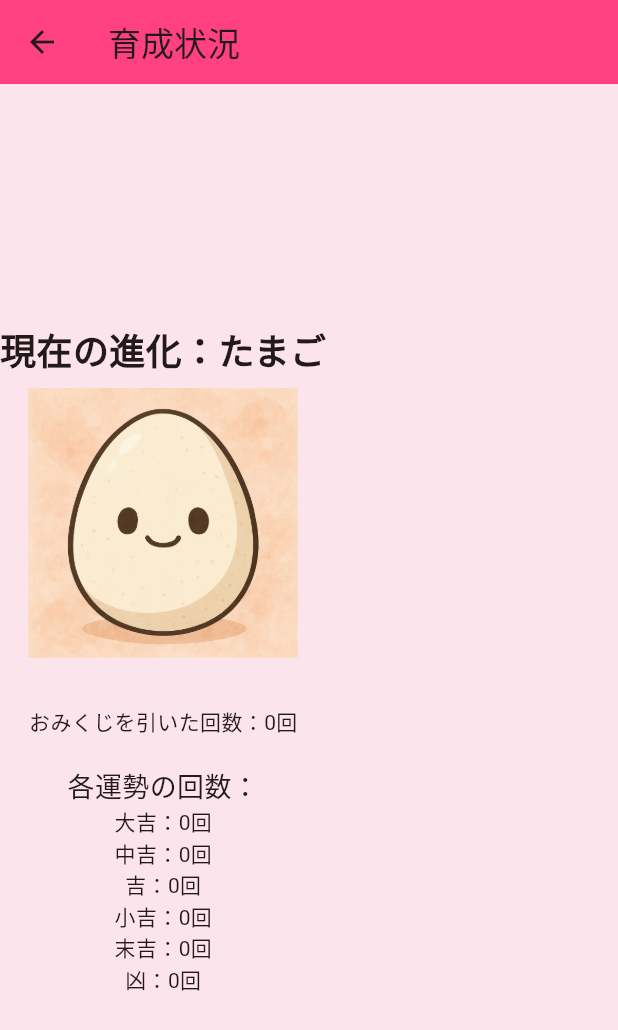
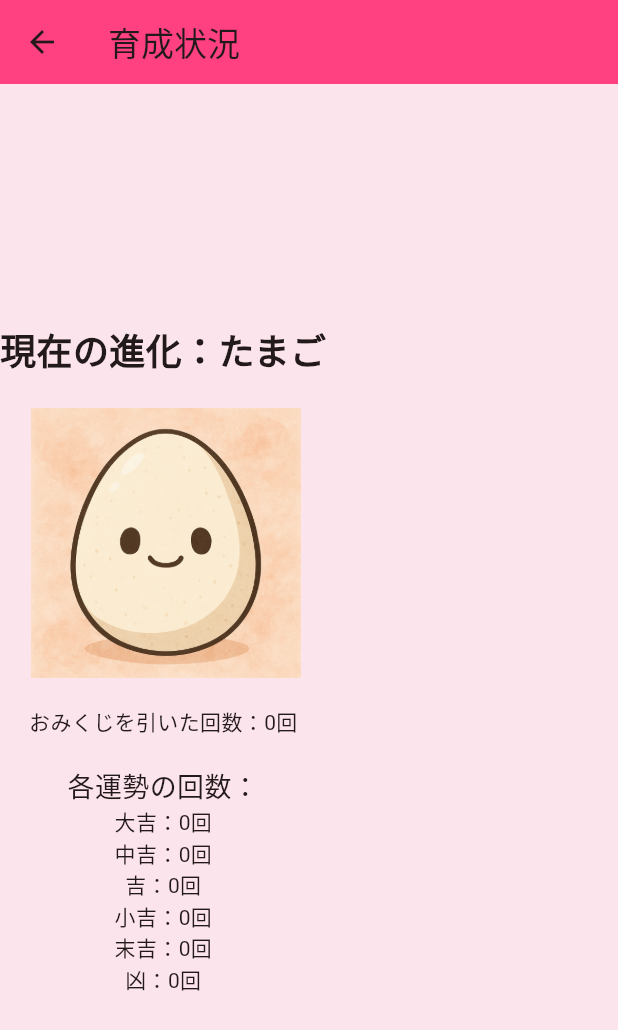
Before and after one commit to kajiyousuke/flutterMock, a Flutter app: the screen it shows after launch, after a tap on "神様を見る", on a phone screen of 412 x 824 dp. Shown: the top 1030 px of the screen. Run offline on Flutter 3.47's test engine with Material 3 defaults, Android fonts, the phone set to English and light mode, and no system bars; our stand-ins replace confetti; Roboto replaces fonts that are missing (NotoSansJP).

Commit message:
各キャラごとにアニメーションの追加

```diff
--- a/lib/screens/pet_status_screen.dart
+++ b/lib/screens/pet_status_screen.dart
@@ -14,6 +14,74 @@ class _PetStatusScreenState extends State<PetStatusScreen>
     with SingleTickerProviderStateMixin {
   late AnimationController _controller;
   late Animation<double> _animation;
+  late Animation<double> _scaleAnimation;
+
+  @override
+  void initState() {
+    super.initState();
+
+    _controller = AnimationController(
+      duration: const Duration(seconds: 2),
+      vsync: this,
+    )..repeat(reverse: true);
+
+    _setupAnimationForStage(widget.pet.stage);
+  }
+
+  void _setupAnimationForStage(GrowthStage stage) {
+    switch (stage) {
+      case GrowthStage.egg:
+        _animation = Tween<double>(begin: -10, end: 10).animate(
+          CurvedAnimation(parent: _controller, curve: Curves.easeInOut),
+        );
+        _scaleAnimation = AlwaysStoppedAnimation(1.0);
+        break;
+      case GrowthStage.baby:
+        _animation = Tween<double>(begin: 0, end: 10).animate(
+          CurvedAnimation(parent: _controller, curve: Curves.easeInOut),
+        );
+        _scaleAnimation = AlwaysStoppedAnimation(1.0);
+        break;
+      case GrowthStage.junior:
+        _animation = Tween<double>(begin: 0, end: -15).animate(
+          CurvedAnimation(parent: _controller, curve: Curves.elasticInOut),
+        );
+        _scaleAnimation = Tween<double>(begin: 1.0, end: 1.1).animate(
+          CurvedAnimation(parent: _controller, curve: Curves.easeInOut),
+        );
+        break;
+      case GrowthStage.senior:
+        _animation = Tween<double>(begin: -5, end: 5).animate(
+          CurvedAnimation(parent: _controller, curve: Curves.easeInOut),
+        );
+        _scaleAnimation = Tween<double>(begin: 1.0, end: 1.05).animate(
+          CurvedAnimation(parent: _controller, curve: Curves.easeInOut),
+        );
+        break;
+      case GrowthStage.god:
+        _animation = Tween<double>(begin: -8, end: 8).animate(
+          CurvedAnimation(parent: _controller, curve: Curves.easeInOut),
+        );
+        _scaleAnimation = Tween<double>(begin: 0.95, end: 1.1).animate(
+          CurvedAnimation(parent: _controller, curve: Curves.easeInOut),
+        );
+        break;
+    }
+  }
+
+  @override
+  void didUpdateWidget(covariant PetStatusScreen oldWidget) {
+    super.didUpdateWidget(oldWidget);
+    if (oldWidget.pet.stage != widget.pet.stage) {
+      _setupAnimationForStage(widget.pet.stage);
+    }
+  }
+
+  @override
+  void dispose() {
+    _controller.dispose();
+    super.dispose();
+  }
 
   String getStageName(GrowthStage stage) {
     switch (stage) {
@@ -46,25 +114,6 @@ class _PetStatusScreenState extends State<PetStatusScreen>
   }
 
   @override
-  void initState() {
-    super.initState();
-    _controller = AnimationController(
-      duration: const Duration(seconds: 2),
-      vsync: this,
-    )..repeat(reverse: true);
-
-    _animation = Tween<double>(begin: 0, end: 20).animate(
-      CurvedAnimation(parent: _controller, curve: Curves.easeInOut),
-    );
-  }
-
-  @override
-  void dispose() {
-    _controller.dispose();
-    super.dispose();
-  }
-
-  @override
   Widget build(BuildContext context) {
     final stageName = getStageName(widget.pet.stage);
     final imagePath = getStageImage(widget.pet.stage);
@@ -84,11 +133,14 @@ class _PetStatusScreenState extends State<PetStatusScreen>
           ),
           const SizedBox(height: 20),
           AnimatedBuilder(
-            animation: _animation,
+            animation: _controller,
             builder: (context, child) {
               return Transform.translate(
-                offset: Offset(0, -_animation.value),
-                child: child,
+                offset: Offset(widget.pet.stage == GrowthStage.egg ? _animation.value : 0, _animation.value),
+                child: Transform.scale(
+                  scale: _scaleAnimation.value,
+                  child: child,
+                ),
               );
             },
             child: Image.asset(
```
